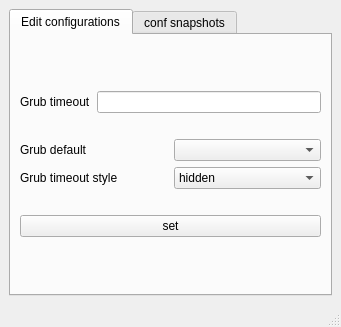
This is main.ui in Thenujan-0/grub-editor as Qt 5 draws it before an edit. The edited form follows.
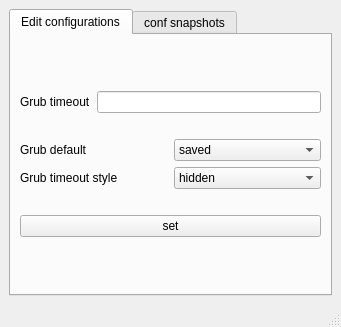
This is the edited form.

Diff of the .ui file:
```diff
--- a/main.ui
+++ b/main.ui
@@ -57,7 +57,13 @@
              </widget>
             </item>
             <item>
-             <widget class="QComboBox" name="comboBox_default_entry"/>
+             <widget class="QComboBox" name="comboBox_grub_default">
+              <item>
+               <property name="text">
+                <string>saved</string>
+               </property>
+              </item>
+             </widget>
             </item>
            </layout>
           </item>
```
